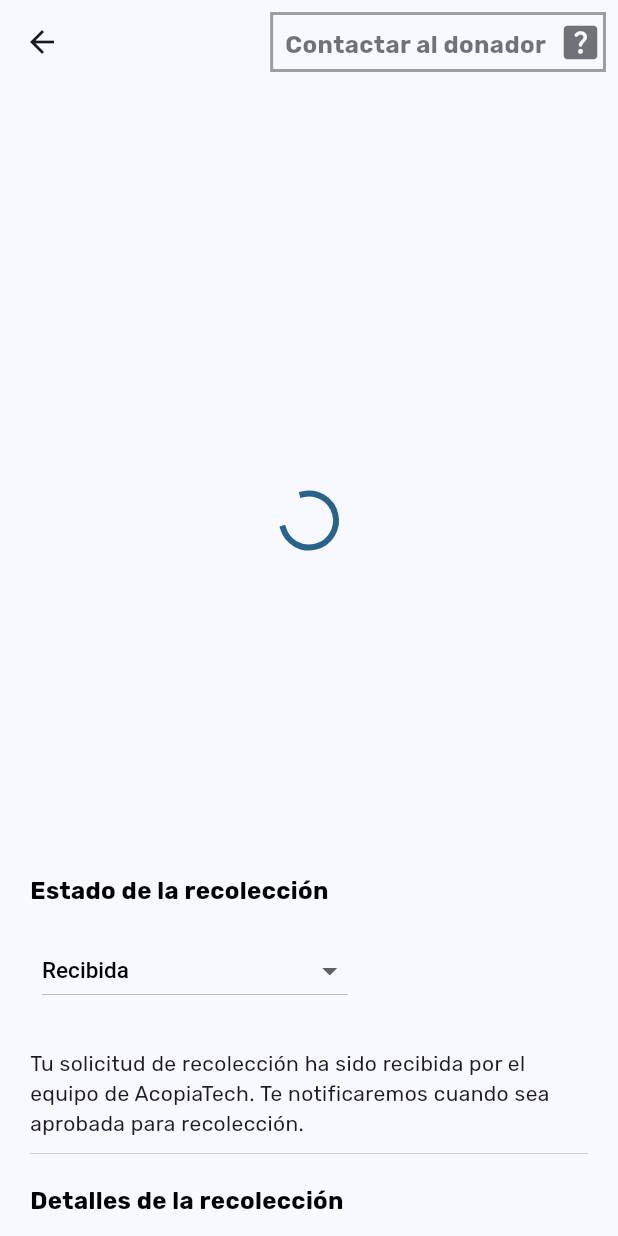
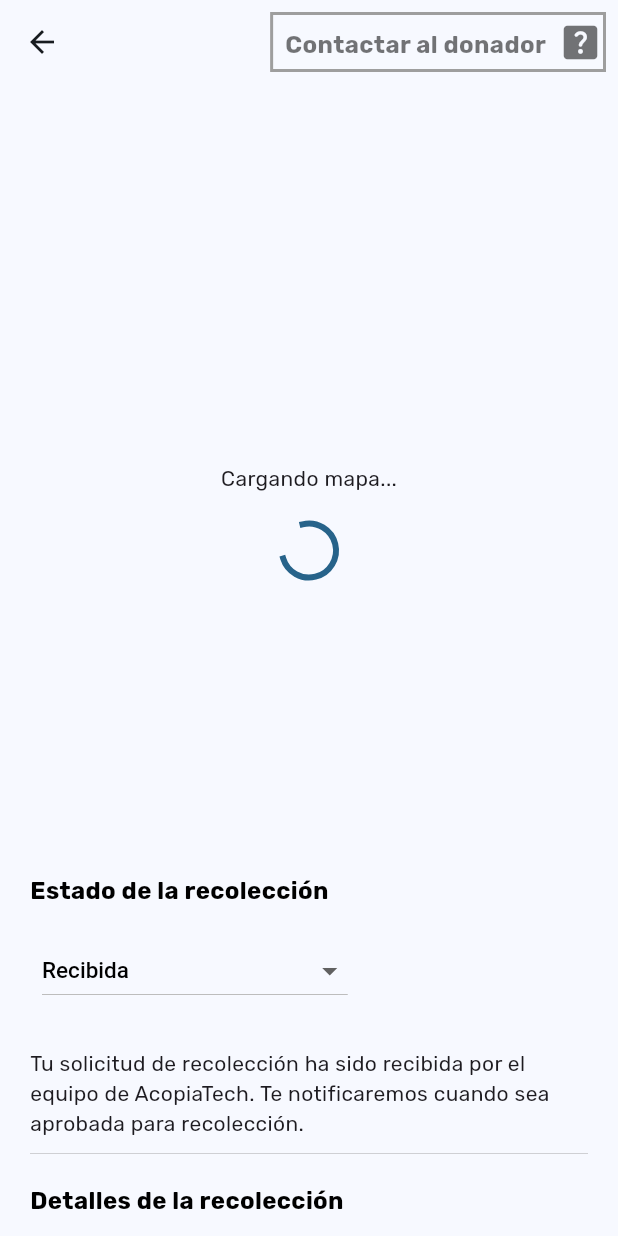
Before and after one commit to julianvent/acopiatech-app, a Flutter app: the AdminCollectionDetailsView screen opened directly with empty values, on a phone screen of 412 x 824 dp. Run offline on Flutter 3.47's test engine with Material 3 defaults, Android fonts, the phone set to English and light mode, and no system bars; our stand-ins replace animated_splash_screen, cloud_firestore, cloud_functions, equatable, firebase_auth, firebase_core and 12 more; missing offline and left inert: firebase_app_check, flutter_polyline_points; accounts and stored records are empty.

Commit message:
adjustments to progress indicators in UI

```diff
--- a/lib/views/admin/collection/admin_collection_details_view.dart
+++ b/lib/views/admin/collection/admin_collection_details_view.dart
@@ -171,7 +171,7 @@ class _AdminCollectionDetailsViewState
                                       ? MapPolylines(
                                         address: collection.address,
                                       )
-                                      : MapWidget(address: collection.address),
+                                      : MapCollection(address: collection.address),
                             ),
                           ),
                           // ------ Estado de la recolección ------
--- a/lib/views/user/home/dropoff_details_view.dart
+++ b/lib/views/user/home/dropoff_details_view.dart
@@ -26,7 +26,7 @@ class DropoffDetailsView extends StatelessWidget {
               decoration: BoxDecoration(
                 border: Border.all(color: Colors.grey, width: 1.0),
               ),
-              child: MapWidget(address: fullAddress),
+              child: MapCollection(address: fullAddress),
             ),
             Text(
               'Dirección',
--- /dev/null
+++ b/lib/widgets/custom_progress_indicator.dart
@@ -0,0 +1,22 @@
+import 'package:flutter/material.dart';
+
+class CustomProgressIndicator extends StatelessWidget {
+  final String loadingText;
+  final double spacing;
+  const CustomProgressIndicator({
+    super.key,
+    required this.loadingText,
+    required this.spacing,
+  });
+
+  @override
+  Widget build(BuildContext context) {
+    return Center(
+      child: Column(
+        mainAxisAlignment: MainAxisAlignment.center,
+        spacing: spacing,
+        children: [Text(loadingText), CircularProgressIndicator()],
+      ),
+    );
+  }
+}
--- a/lib/widgets/drop_off_map.dart
+++ b/lib/widgets/drop_off_map.dart
@@ -26,6 +26,12 @@ class _DropOffMapState extends State<DropOffMap> {
 
   void _onMapCreated(GoogleMapController controller) {
     _googleMapController = controller;
+  }
+
+  @override
+  void dispose() {
+    _googleMapController.dispose();
+    super.dispose();
   }
 
   @override
--- a/lib/widgets/map_polylines.dart
+++ b/lib/widgets/map_polylines.dart
@@ -55,6 +55,7 @@ class _MapPolylinesState extends State<MapPolylines> {
 
   @override
   void dispose() {
+    _controller!.dispose();
     _locationSubscription?.cancel();
     super.dispose();
   }
--- a/lib/widgets/map_widget.dart
+++ b/lib/widgets/map_widget.dart
@@ -1,17 +1,24 @@
 import 'package:acopiatech/services/maps/geocoding_service.dart';
+import 'package:acopiatech/widgets/custom_progress_indicator.dart';
 import 'package:flutter/material.dart';
 import 'package:google_maps_flutter/google_maps_flutter.dart';
 
-class MapWidget extends StatefulWidget {
+class MapCollection extends StatefulWidget {
   final String address;
-  const MapWidget({super.key, required this.address});
+  const MapCollection({super.key, required this.address});
 
   @override
-  State<MapWidget> createState() => _MapWidgetState();
+  State<MapCollection> createState() => _MapCollectionState();
 }
 
-class _MapWidgetState extends State<MapWidget> {
+class _MapCollectionState extends State<MapCollection> {
   late final GoogleMapController _controller;
+
+  @override
+  void dispose() {
+    _controller.dispose();
+    super.dispose();
+  }
 
   @override
   Widget build(BuildContext context) {
@@ -19,7 +26,6 @@ class _MapWidgetState extends State<MapWidget> {
       future: getCoordsFromAddress(address: widget.address),
       builder: (context, asyncSnapshot) {
         switch (asyncSnapshot.connectionState) {
-          case ConnectionState.waiting:
           case ConnectionState.done:
             if (asyncSnapshot.hasData) {
               final coords = asyncSnapshot.data as LatLng;
@@ -38,10 +44,16 @@ class _MapWidgetState extends State<MapWidget> {
                 },
               );
             } else {
-              return const Center(child: CircularProgressIndicator());
+              return const CustomProgressIndicator(
+                loadingText: 'Cargando mapa...',
+                spacing: 20,
+              );
             }
           default:
-            return const Center(child: CircularProgressIndicator());
+            return const CustomProgressIndicator(
+              loadingText: 'Cargando mapa...',
+              spacing: 20,
+            );
         }
       },
     );
```
Also changed, not shown: lib/views/admin/admin_home_view.dart (+32 -7 lines), lib/views/admin/collection/admin_collection_view.dart (+11 -5 lines), lib/views/admin/drop_off_point/drop_off_point_view.dart (+7 -4 lines), lib/views/user/collection/collection_details_view.dart (+3 -11 lines), lib/views/user/collection/collection_list_generate_view.dart (+5 -3 lines), lib/views/user/home/user_home_view.dart (+28 -7 lines).
